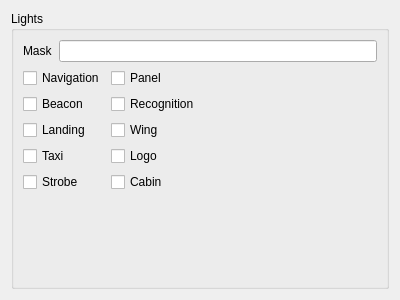
First picture: the form in src/UserInterface/src/Widgets/LightVariablesWidget.ui, repository till213/SkyDolly, before the edit.
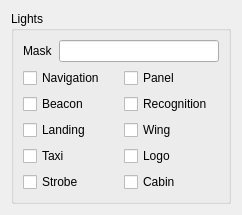
Second picture: the form after the edit.

Commit message: Adjust layout

```diff
--- a/src/UserInterface/src/Widgets/LightVariablesWidget.ui
+++ b/src/UserInterface/src/Widgets/LightVariablesWidget.ui
@@ -6,14 +6,17 @@
    <rect>
     <x>0</x>
     <y>0</y>
-    <width>400</width>
-    <height>300</height>
+    <width>242</width>
+    <height>205</height>
    </rect>
   </property>
   <property name="windowTitle">
    <string>Form</string>
   </property>
-  <layout class="QGridLayout" name="gridLayout">
+  <layout class="QGridLayout" name="gridLayout_3">
+   <property name="sizeConstraint">
+    <enum>QLayout::SetMinimumSize</enum>
+   </property>
    <item row="0" column="0">
     <widget class="QGroupBox" name="groupBox_8">
      <property name="minimumSize">
@@ -27,7 +30,7 @@
      </property>
      <layout class="QGridLayout" name="gridLayout_2">
       <property name="sizeConstraint">
-       <enum>QLayout::SetMinimumSize</enum>
+       <enum>QLayout::SetDefaultConstraint</enum>
       </property>
       <item row="0" column="0">
        <widget class="QLabel" name="label_55">
@@ -40,7 +43,7 @@
        <widget class="QLineEdit" name="lightStateLineEdit">
         <property name="minimumSize">
          <size>
-          <width>80</width>
+          <width>0</width>
           <height>0</height>
          </size>
         </property>
@@ -50,7 +53,7 @@
        </widget>
       </item>
       <item row="1" column="0" colspan="2">
-       <layout class="QFormLayout" name="formLayout">
+       <layout class="QGridLayout" name="gridLayout">
         <item row="0" column="0">
          <widget class="QCheckBox" name="navigationCheckBox">
           <property name="focusPolicy">
```
The commit also changes 4 other files.
